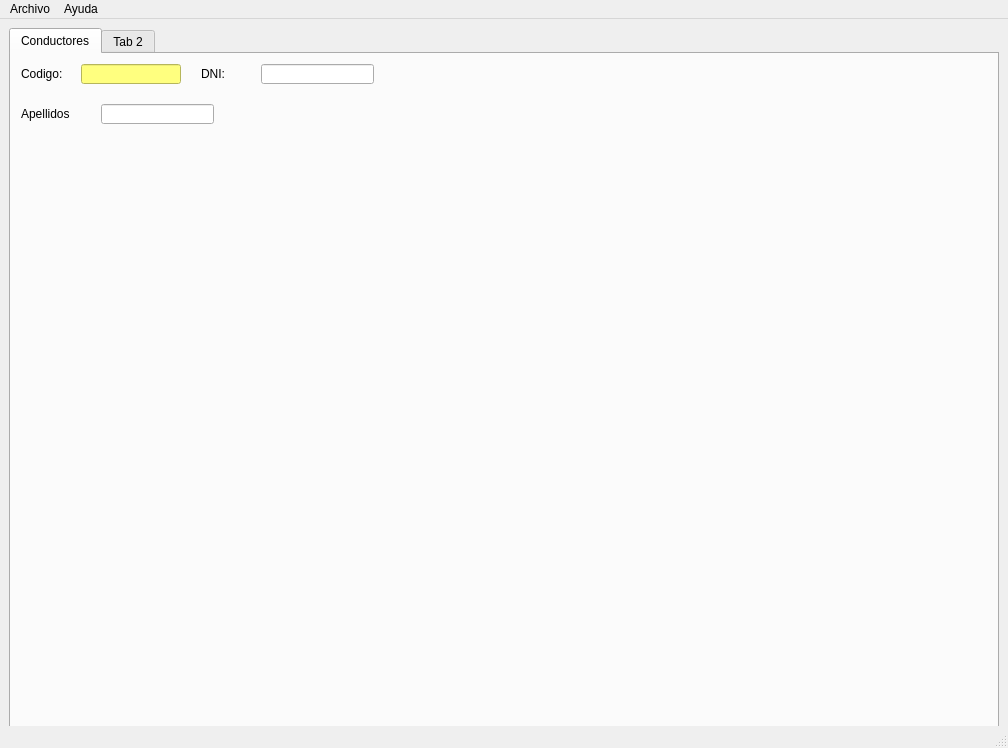
Old version of the form RibasGonzalez/mainwindow.ui in the repository DiegoSabir/InterfaceDevelopment.
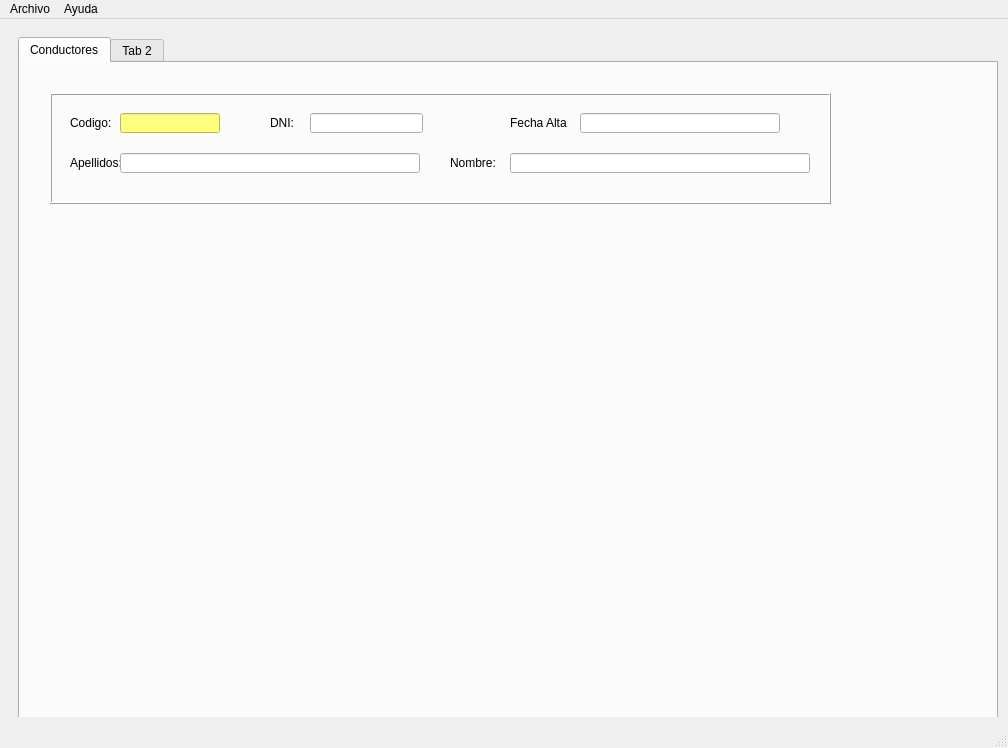
New version of the form. Icons and pictures are not drawn.

What changed in the file:
```diff
--- a/RibasGonzalez/mainwindow.ui
+++ b/RibasGonzalez/mainwindow.ui
@@ -33,10 +33,13 @@
   </property>
   <property name="windowIcon">
    <iconset>
-    <normaloff>img/logo.ico</normaloff>img/logo.ico</iconset>
+    <normaloff>../../../../../../.designer/backup/img/logo.ico</normaloff>../../../../../../.designer/backup/img/logo.ico</iconset>
   </property>
   <widget class="QWidget" name="centralwidget">
    <layout class="QGridLayout" name="gridLayout_3">
+    <item row="1" column="0">
+     <widget class="QFrame" name="gridFrame">
+      <layout class="QGridLayout" name="gridLayout">
     <item row="0" column="0">
      <widget class="QTabWidget" name="tabDrivers">
       <property name="minimumSize">
@@ -58,11 +61,29 @@
        <attribute name="title">
         <string>Conductores</string>
        </attribute>
+          <widget class="QFrame" name="frame">
+           <property name="geometry">
+            <rect>
+             <x>30</x>
+             <y>30</y>
+             <width>781</width>
+             <height>111</height>
+            </rect>
+           </property>
+           <property name="frameShape">
+            <enum>QFrame::Box</enum>
+           </property>
+           <property name="frameShadow">
+            <enum>QFrame::Raised</enum>
+           </property>
+           <property name="lineWidth">
+            <number>1</number>
+           </property>
        <widget class="QLabel" name="label">
         <property name="geometry">
          <rect>
-          <x>10</x>
-          <y>10</y>
+              <x>20</x>
+              <y>20</y>
           <width>50</width>
           <height>20</height>
          </rect>
@@ -77,11 +98,11 @@
          <string>Codigo:</string>
         </property>
        </widget>
-       <widget class="QLabel" name="lblDni">
+           <widget class="QLabel" name="lblApel">
         <property name="geometry">
          <rect>
-          <x>190</x>
-          <y>10</y>
+              <x>20</x>
+              <y>60</y>
           <width>50</width>
           <height>20</height>
          </rect>
@@ -92,34 +113,43 @@
           <height>20</height>
          </size>
         </property>
+            <property name="maximumSize">
+             <size>
+              <width>50</width>
+              <height>20</height>
+             </size>
+            </property>
         <property name="text">
-         <string>DNI:</string>
-        </property>
-       </widget>
-       <widget class="QLabel" name="label_2">
+             <string>Apellidos:</string>
+            </property>
+           </widget>
+           <widget class="QLineEdit" name="txtApel">
         <property name="geometry">
          <rect>
-          <x>10</x>
-          <y>50</y>
-          <width>80</width>
+              <x>70</x>
+              <y>60</y>
+              <width>300</width>
           <height>20</height>
          </rect>
         </property>
         <property name="minimumSize">
          <size>
-          <width>50</width>
+              <width>300</width>
           <height>20</height>
          </size>
         </property>
-        <property name="text">
-         <string>Apellidos</string>
+            <property name="maximumSize">
+             <size>
+              <width>300</width>
+              <height>20</height>
+             </size>
         </property>
        </widget>
        <widget class="QLineEdit" name="lblCodBD">
         <property name="geometry">
          <rect>
           <x>70</x>
-          <y>10</y>
+              <y>20</y>
           <width>100</width>
           <height>20</height>
          </rect>
@@ -134,25 +164,155 @@
          <string notr="true">background-color: rgb(255, 255, 127);</string>
         </property>
        </widget>
+           <widget class="QLabel" name="lblDni">
+            <property name="geometry">
+             <rect>
+              <x>220</x>
+              <y>20</y>
+              <width>30</width>
+              <height>20</height>
+             </rect>
+            </property>
+            <property name="minimumSize">
+             <size>
+              <width>30</width>
+              <height>20</height>
+             </size>
+            </property>
+            <property name="maximumSize">
+             <size>
+              <width>30</width>
+              <height>20</height>
+             </size>
+            </property>
+            <property name="text">
+             <string>DNI:</string>
+            </property>
+           </widget>
        <widget class="QLineEdit" name="txtDni">
         <property name="geometry">
          <rect>
-          <x>250</x>
-          <y>10</y>
+              <x>260</x>
+              <y>20</y>
           <width>113</width>
           <height>20</height>
          </rect>
         </property>
        </widget>
-       <widget class="QLineEdit" name="txtApel">
+           <widget class="QLabel" name="lblNom">
         <property name="geometry">
          <rect>
-          <x>90</x>
-          <y>50</y>
-          <width>113</width>
+              <x>400</x>
+              <y>60</y>
+              <width>50</width>
           <height>20</height>
          </rect>
         </property>
+            <property name="minimumSize">
+             <size>
+              <width>50</width>
+              <height>20</height>
+             </size>
+            </property>
+            <property name="maximumSize">
+             <size>
+              <width>50</width>
+              <height>20</height>
+             </size>
+            </property>
+            <property name="text">
+             <string>Nombre:</string>
+            </property>
+           </widget>
+           <widget class="QLineEdit" name="txtNom">
+            <property name="geometry">
+             <rect>
+              <x>460</x>
+              <y>60</y>
+              <width>300</width>
+              <height>20</height>
+             </rect>
+            </property>
+            <property name="minimumSize">
+             <size>
+              <width>300</width>
+              <height>20</height>
+             </size>
+            </property>
+            <property name="maximumSize">
+             <size>
+              <width>300</width>
+              <height>20</height>
+             </size>
+            </property>
+           </widget>
+           <widget class="QLabel" name="label_2">
+            <property name="geometry">
+             <rect>
+              <x>460</x>
+              <y>20</y>
+              <width>60</width>
+              <height>20</height>
+             </rect>
+            </property>
+            <property name="minimumSize">
+             <size>
+              <width>60</width>
+              <height>20</height>
+             </size>
+            </property>
+            <property name="maximumSize">
+             <size>
+              <width>60</width>
+              <height>20</height>
+             </size>
+            </property>
+            <property name="text">
+             <string>Fecha Alta</string>
+            </property>
+           </widget>
+           <widget class="QLineEdit" name="lineEdit">
+            <property name="geometry">
+             <rect>
+              <x>530</x>
+              <y>20</y>
+              <width>200</width>
+              <height>20</height>
+             </rect>
+            </property>
+            <property name="minimumSize">
+             <size>
+              <width>200</width>
+              <height>20</height>
+             </size>
+            </property>
+            <property name="maximumSize">
+             <size>
+              <width>200</width>
+              <height>20</height>
+             </size>
+            </property>
+           </widget>
+           <widget class="QPushButton" name="btnCalendar">
+            <property name="geometry">
+             <rect>
+              <x>730</x>
+              <y>20</y>
+              <width>31</width>
+              <height>23</height>
+             </rect>
+            </property>
+            <property name="text">
+             <string/>
+            </property>
+            <property name="icon">
+             <iconset>
+              <normaloff>img/calendar.ico</normaloff>img/calendar.ico</iconset>
+            </property>
+            <property name="flat">
+             <bool>true</bool>
+            </property>
+           </widget>
        </widget>
       </widget>
       <widget class="QWidget" name="tab_2">
@@ -162,9 +322,7 @@
       </widget>
      </widget>
     </item>
-    <item row="1" column="0">
-     <widget class="QFrame" name="gridFrame">
-      <layout class="QGridLayout" name="gridLayout"/>
+      </layout>
      </widget>
     </item>
    </layout>
```
Lines whose indentation alone changed are shown as unchanged.
